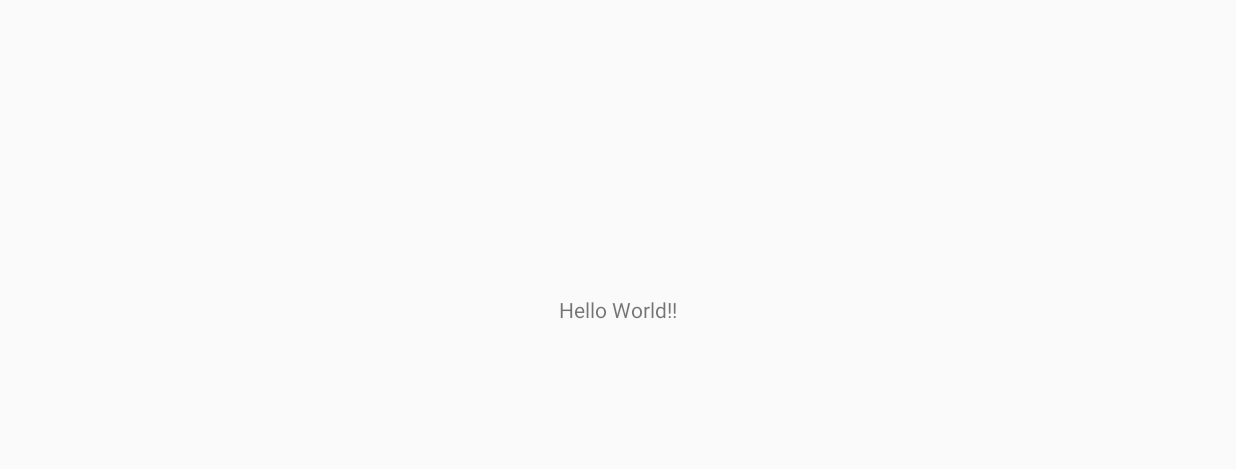
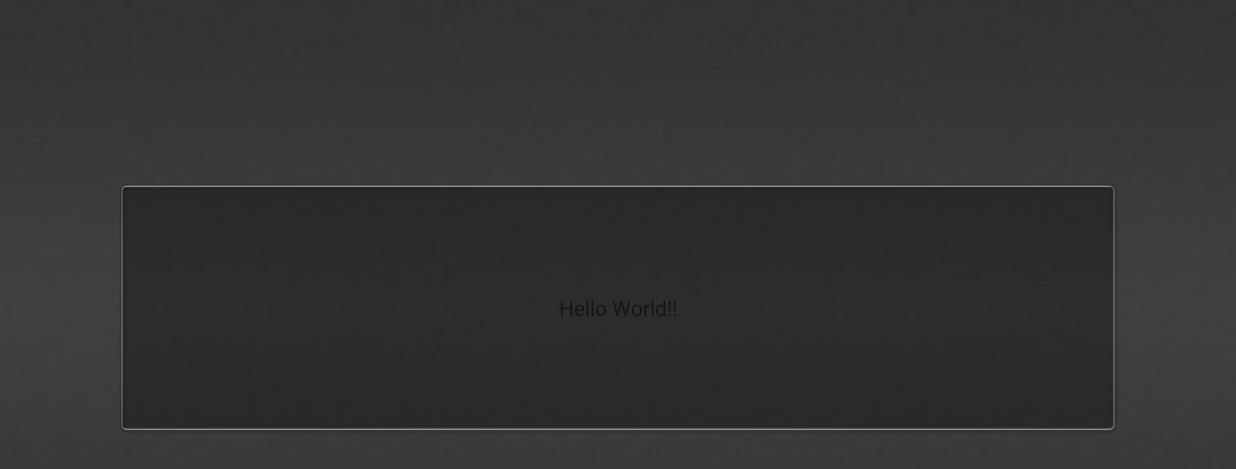
Before and after one commit to DeXoteric/MadAlchemist, an Android app: the screen it shows after launch (MainActivity), on a phone screen of 824 x 412 dp (held sideways). Before the commit the part shown is almost empty. Shown: the top 469 px of the screen. Run offline under Robolectric (Android 15) with nearby library versions, the phone set to English and light mode, and no system bars.

Commit message:
drawable test

```diff
--- a/app/src/main/res/layout/activity_main.xml
+++ b/app/src/main/res/layout/activity_main.xml
@@ -4,9 +4,27 @@
     xmlns:tools="http://schemas.android.com/tools"
     android:layout_width="match_parent"
     android:layout_height="match_parent"
+    android:background="@drawable/app_background"
     tools:context=".MainActivity">
 
+
+    <LinearLayout
+        android:layout_width="667dp"
+        android:layout_height="168dp"
+        android:layout_marginBottom="8dp"
+        android:layout_marginEnd="8dp"
+        android:layout_marginStart="8dp"
+        android:layout_marginTop="8dp"
+        android:background="@drawable/ui_background_ninepatch"
+        android:gravity="center"
+        android:orientation="horizontal"
+        app:layout_constraintBottom_toBottomOf="parent"
+        app:layout_constraintEnd_toEndOf="parent"
+        app:layout_constraintStart_toStartOf="parent"
+        app:layout_constraintTop_toTopOf="parent">
+
         <TextView
+            android:id="@+id/textView"
             android:layout_width="wrap_content"
             android:layout_height="wrap_content"
             android:text="Hello World!!"
@@ -14,5 +32,6 @@
             app:layout_constraintLeft_toLeftOf="parent"
             app:layout_constraintRight_toRightOf="parent"
             app:layout_constraintTop_toTopOf="parent" />
+    </LinearLayout>
 
 </android.support.constraint.ConstraintLayout>
```
Also changed, not shown: app/src/main/res/drawable-hdpi/app_background.jpg (added), app/src/main/res/drawable-hdpi/ui_background_ninepatch.9.png (added), app/src/main/res/drawable-mdpi/app_background.jpg (added), app/src/main/res/drawable-mdpi/ui_background_ninepatch.9.png (added), app/src/main/res/drawable-xhdpi/app_background.jpg (added), app/src/main/res/drawable-xhdpi/ui_background_ninepatch.9.png (added), app/src/main/res/drawable-xxhdpi/app_background.jpg (added), app/src/main/res/drawable-xxhdpi/ui_background_ninepatch.9.png (added), app/src/main/res/drawable-xxxhdpi/app_background.jpg (added), app/src/main/res/drawable-xxxhdpi/ui_background_ninepatch.9.png (added). Lines whose indentation alone changed are shown as unchanged.
